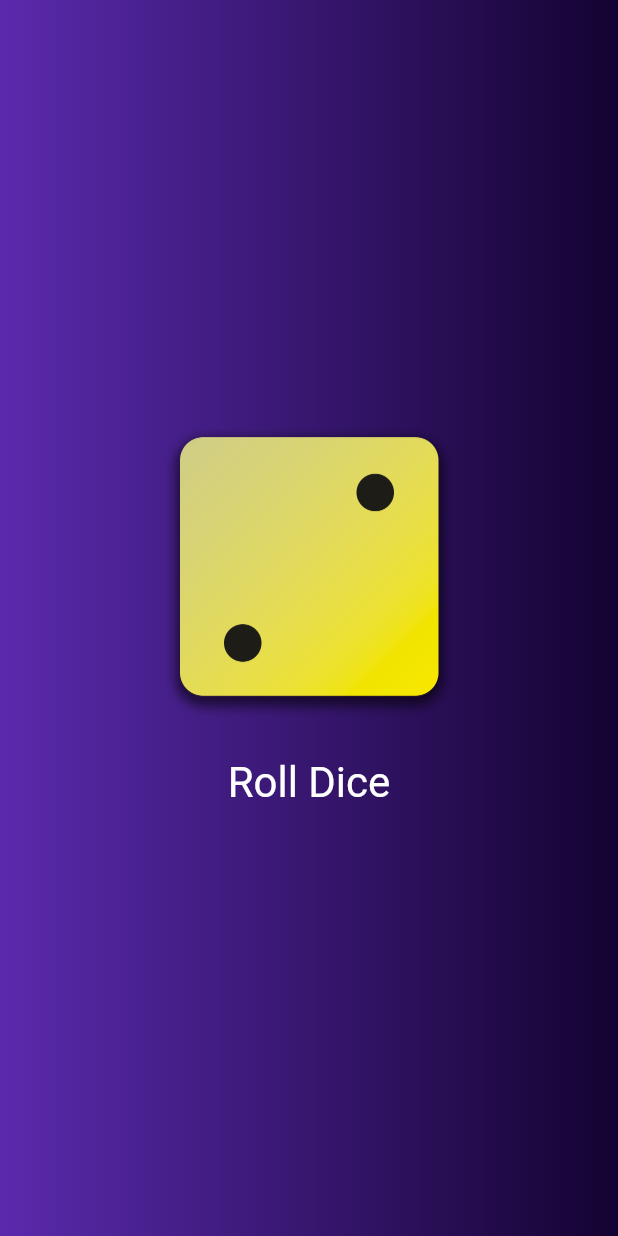
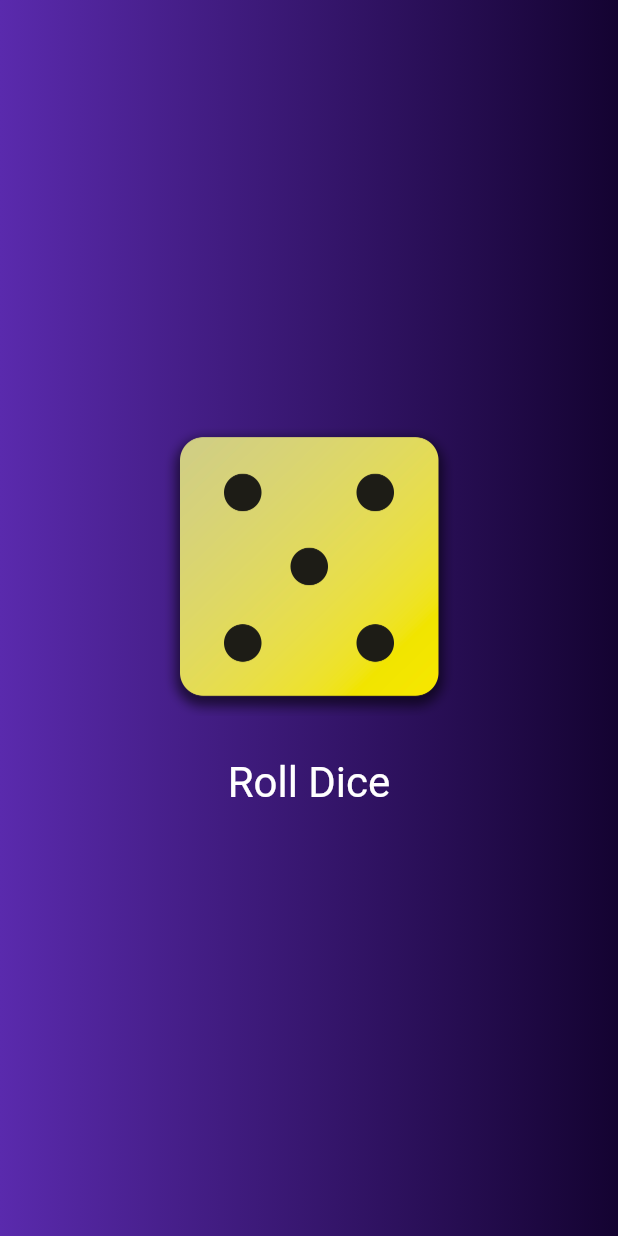
Before and after one commit to kevinbrowndc/flutter_app1, a Flutter app: the screen it shows after launch, after a tap on "Roll Dice", on a phone screen of 412 x 824 dp. Run offline on Flutter 3.47's test engine with Material 3 defaults, Android fonts, the phone set to English and light mode, and no system bars.

Commit message:
variable image

```diff
--- /dev/null
+++ b/lib/dice_roller.dart
@@ -0,0 +1,45 @@
+import 'package:flutter/material.dart';
+
+class DiceRoller extends StatefulWidget{
+  const DiceRoller({super.key});
+
+@override
+  State<DiceRoller> createState() {
+    return  _DiceRollerState();
+  }
+
+}
+
+class _DiceRollerState extends State<DiceRoller>{
+
+  var activeDiceImage = 'assets/dice-1.png';
+    void rolldice() {
+      setState(() {
+        activeDiceImage = 'assets/dice-5.png';
+        print('changing wookie...');
+              });
+      }
+
+@override
+build(context){
+  return Column(
+    mainAxisSize: MainAxisSize.min,
+    children: [Image.asset(activeDiceImage, width: 200,),
+  const SizedBox(height: 20),
+  TextButton(
+    onPressed: rolldice,
+    style: TextButton.styleFrom(
+      foregroundColor: Colors.white,
+      textStyle: const TextStyle(
+        fontSize: 28,
+      ),
+      ),
+
+    child: const Text('Roll Dice')
+    )
+    ]
+    );
+
+}
+
+}
--- a/lib/gradient_container.dart
+++ b/lib/gradient_container.dart
@@ -1,3 +1,4 @@
+import 'package:app1/dice_roller.dart';
 import 'package:flutter/material.dart';
 
 class GradientContainer extends StatelessWidget{
@@ -5,10 +6,6 @@ class GradientContainer extends StatelessWidget{
 
 final Color color1;
 final Color color2;
-
-void rollDice() {
-
-}
 
  @override
   Widget build (context) {
@@ -19,23 +16,7 @@ void rollDice() {
           ),
           ),
 child: Center(
-  child: Column
-  (mainAxisSize: MainAxisSize.min,
-    children: [Image.asset('assets/dice-2.png', width: 200,),
-  const SizedBox(height: 20),
-  TextButton(
-    onPressed: rollDice,
-    style: TextButton.styleFrom(
-      foregroundColor: Colors.white,
-      textStyle: const TextStyle(
-        fontSize: 28,
-      ),
-      ),
-
-    child: const Text('Roll Dice')
-    )
-    ]
-    ),
+  child: DiceRoller(),
     ),
     );
   }
```
